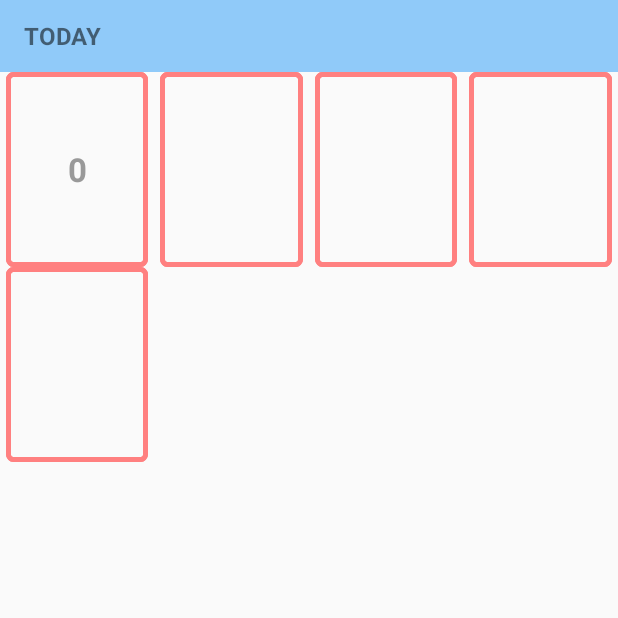
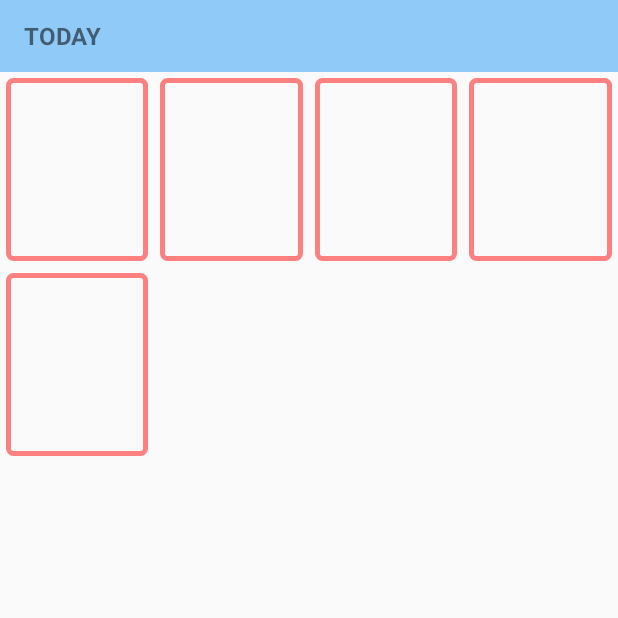
Before and after one commit to castlemilk/darts_app, an Android app: the GalleryActivity screen opened directly, with no data from a screen before it, on a phone screen of 412 x 824 dp, the top half of it. Run offline under Robolectric (Android 15) with nearby library versions, the phone set to English and light mode, and no system bars; libraries missing offline, so code that uses them is left out: com.nostra13.universalimageloader; 13 statements that could not run were skipped.

Commit message:
working gallery layout with smoothed animations

```diff
--- a/app/build.gradle
+++ b/app/build.gradle
@@ -31,5 +31,6 @@ dependencies {
     compile 'com.android.support.constraint:constraint-layout:1.0.2'
     compile 'com.android.support:design:25.3.1'
     compile 'com.android.support:recyclerview-v7:25.2.1'
+    compile 'com.nostra13.universalimageloader:universal-image-loader:1.9.5'
     testCompile 'junit:junit:4.12'
 }
--- a/app/src/main/java/com/primewebtech/darts/gallery/SimpleAdapter.java
+++ b/app/src/main/java/com/primewebtech/darts/gallery/SimpleAdapter.java
@@ -1,15 +1,22 @@
 package com.primewebtech.darts.gallery;
 
 import android.content.Context;
+import android.content.Intent;
+import android.graphics.Bitmap;
+import android.net.Uri;
 import android.os.Environment;
+import android.support.v4.content.FileProvider;
 import android.support.v7.widget.RecyclerView;
 import android.util.Log;
 import android.view.LayoutInflater;
 import android.view.View;
 import android.view.ViewGroup;
 import android.widget.ImageView;
-import android.widget.TextView;
 
+import com.nostra13.universalimageloader.core.ImageLoader;
+import com.nostra13.universalimageloader.core.ImageLoaderConfiguration;
+import com.nostra13.universalimageloader.core.assist.ImageSize;
+import com.nostra13.universalimageloader.core.listener.SimpleImageLoadingListener;
 import com.primewebtech.darts.R;
 
 import java.io.File;
@@ -25,21 +32,23 @@ public class SimpleAdapter extends RecyclerView.Adapter<SimpleAdapter.SimpleView
     private static final int COUNT = 100;
     private File pictureDirectory;
     private List<File> sortedFiles;
-    private int THUMBSIZE_W = 90;
-    private int THUMBSIZE_H = 130;
+    private int THUMBSIZE_W = 30;
+    private int THUMBSIZE_H = 30;
+    private ImageLoader mImageLoader;
+    private final ImageLoaderConfiguration mConfig;
 
     private final Context mContext;
     private final List<GalleryItem> mItems;
     private int mCurrentItemId = 0;
 
     public static class SimpleViewHolder extends RecyclerView.ViewHolder {
-        public final TextView title;
+//        public final TextView title;
         public final ImageView thumbnail;
 
         public SimpleViewHolder(View view) {
             // initialises the viewholder for view hydration.
             super(view);
-            title = (TextView) view.findViewById(R.id.title);
+//            title = (TextView) view.findViewById(R.id.title);
             thumbnail = (ImageView) view.findViewById(R.id.thumbnail);
 
         }
@@ -47,7 +56,10 @@ public class SimpleAdapter extends RecyclerView.Adapter<SimpleAdapter.SimpleView
 
     public SimpleAdapter(Context context) {
         mContext = context;
+
         mItems = new ArrayList<>(COUNT);
+        mConfig = new ImageLoaderConfiguration.Builder(mContext).build();
+        ImageLoader.getInstance().init(mConfig);
         /*
         The adapter will initialise with 100 items. The sectionViewAdapter will then be responsible
         for sectioning these items according to the firstPosition????
@@ -71,11 +83,32 @@ public class SimpleAdapter extends RecyclerView.Adapter<SimpleAdapter.SimpleView
     }
 
     @Override
-    public void onBindViewHolder(SimpleViewHolder holder, final int position) {
+    public void onBindViewHolder(final SimpleViewHolder holder, final int position) {
         Log.d(TAG, "onBindViewHolder:"+Integer.toString(mItems.get(position).mPosition));
-        holder.title.setText(Integer.toString(mItems.get(position).mPosition));
-        holder.thumbnail.setImageBitmap(Util.decodeSampledBitmapFromFile(mItems.get(position).mItemPath.getPath(),
-                THUMBSIZE_W, THUMBSIZE_H));
+//        holder.title.setText(Integer.toString(mItems.get(position).mPosition));
+        holder.itemView.setOnClickListener(new View.OnClickListener() {
+
+            @Override
+            public void onClick(View view) {
+                Intent intent = new Intent(Intent.ACTION_VIEW, android.provider.MediaStore.Images.Media.EXTERNAL_CONTENT_URI);
+                Uri photoURI = FileProvider.getUriForFile(mContext,
+                        mContext.getApplicationContext().getPackageName() + ".fileprovider",
+                        mItems.get(position).mItemPath);
+                intent.setDataAndType(photoURI, "image/*");
+                intent.setFlags(Intent.FLAG_ACTIVITY_NEW_TASK);
+                intent.setFlags(Intent.FLAG_GRANT_READ_URI_PERMISSION);
+                mContext.startActivity(intent);
+            }
+        });
+        ImageSize targetSize = new ImageSize(80, 50);
+        mImageLoader = ImageLoader.getInstance();
+        mImageLoader.loadImage("file:///"+mItems.get(position).mItemPath.getPath(), targetSize, null, new SimpleImageLoadingListener() {
+            @Override
+            public void onLoadingComplete(String imageUri, View view, Bitmap loadedImage) {
+                // Do whatever you want with Bitmap
+                holder.thumbnail.setImageBitmap(loadedImage);
+            }
+        });
     }
 
     public void addItem(GalleryItem item) {
--- a/app/src/main/res/layout/item.xml
+++ b/app/src/main/res/layout/item.xml
@@ -3,21 +3,10 @@
     android:layout_width="match_parent"
     android:layout_height="130dp"
     >
-    <TextView
-        android:id="@+id/title"
-        android:layout_width="match_parent"
-        android:layout_height="130dp"
-        android:gravity="center"
-        android:layout_margin="4dp"
-        android:textColor="#999999"
-        android:textStyle="bold"
-        android:textSize="22sp"
-        android:background="@drawable/item_background">
-    </TextView>
     <ImageView
         android:id="@+id/thumbnail"
         android:layout_width="match_parent"
-        android:layout_height="130dp"
+        android:layout_height="match_parent"
         android:gravity="center"
         android:layout_margin="4dp"
         android:textColor="#999999"
```
